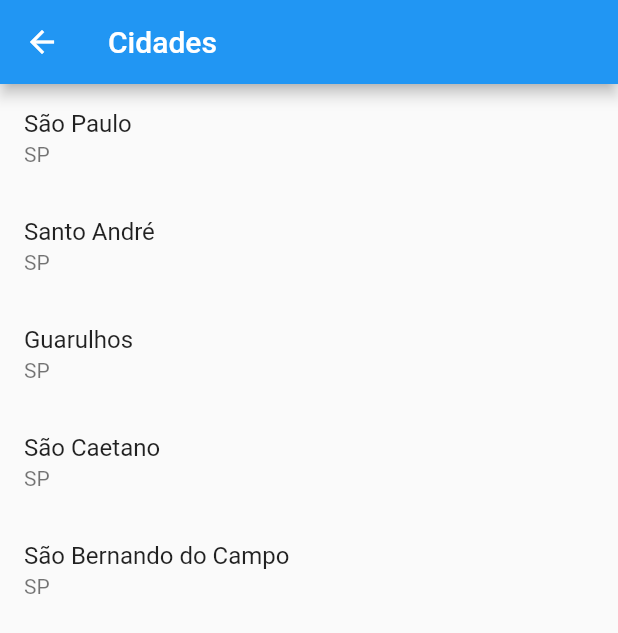
After one commit to jdaibello/academia-do-flutter-modulos-flutter, a Flutter app: the CidadesPage screen opened by its route, on a phone screen of 412 x 824 dp. The commit adds this screen. Shown: the top 633 px of the screen. Run offline on Flutter 3.47's test engine with Material 2 defaults, Android fonts, the phone set to English and light mode, and no system bars; our stand-ins replace device_preview.

Commit message:
feat: add reading json file from assets

```diff
--- /dev/null
+++ b/flutter_primeiro_projeto/assets/cidades.json
@@ -0,0 +1,22 @@
+[
+  {
+    "cidade": "São Paulo",
+    "estado": "SP"
+  },
+  {
+    "cidade": "Santo André",
+    "estado": "SP"
+  },
+  {
+    "cidade": "Guarulhos",
+    "estado": "SP"
+  },
+  {
+    "cidade": "São Caetano",
+    "estado": "SP"
+  },
+  {
+    "cidade": "São Bernando do Campo",
+    "estado": "SP"
+  }
+]
--- a/flutter_primeiro_projeto/lib/main.dart
+++ b/flutter_primeiro_projeto/lib/main.dart
@@ -3,6 +3,7 @@ import 'package:flutter/foundation.dart';
 import 'package:flutter/material.dart';
 import 'package:flutter_localizations/flutter_localizations.dart';
 import 'package:flutter_primeiro_projeto/pages/botoes_rotacao_texto/botoes_rotacao_texto_page.dart';
+import 'package:flutter_primeiro_projeto/pages/cidades/cidades_page.dart';
 import 'package:flutter_primeiro_projeto/pages/container/container_page.dart';
 import 'package:flutter_primeiro_projeto/pages/dialogs/dialogs_page.dart';
 import 'package:flutter_primeiro_projeto/pages/forms/forms_page.dart';
@@ -53,6 +54,7 @@ class MyApp extends StatelessWidget {
         '/dialogs': (_) => const DialogsPage(),
         '/snackbars': (_) => const SnackbarPage(),
         '/forms': (_) => const FormsPage(),
+        '/cidades': (_) => const CidadesPage(),
       },
     );
   }
--- /dev/null
+++ b/flutter_primeiro_projeto/lib/pages/cidades/cidades_page.dart
@@ -0,0 +1,49 @@
+import 'dart:convert';
+
+import 'package:flutter/material.dart';
+import 'package:flutter/services.dart';
+import 'package:flutter_primeiro_projeto/pages/cidades/model/cidade.dart';
+
+class CidadesPage extends StatefulWidget {
+  const CidadesPage({Key? key}) : super(key: key);
+
+  @override
+  _CidadesPageState createState() => _CidadesPageState();
+}
+
+class _CidadesPageState extends State<CidadesPage> {
+  var cidades = <Cidade>[];
+
+  @override
+  void initState() {
+    super.initState();
+    _loadCities();
+  }
+
+  Future<void> _loadCities() async {
+    final cidadesJson = await rootBundle.loadString('assets/cidades.json');
+    setState(() {
+      var cidadeList = jsonDecode(cidadesJson);
+      cidades = cidadeList.map<Cidade>((city) => Cidade.fromMap(city)).toList();
+    });
+  }
+
+  @override
+  Widget build(BuildContext context) {
+    return Scaffold(
+      appBar: AppBar(
+        title: const Text('Cidades'),
+      ),
+      body: ListView.builder(
+        itemCount: cidades.length,
+        itemBuilder: (context, index) {
+          var cidade = cidades[index];
+          return ListTile(
+            title: Text(cidade.cidade),
+            subtitle: Text(cidade.estado),
+          );
+        },
+      ),
+    );
+  }
+}
--- /dev/null
+++ b/flutter_primeiro_projeto/lib/pages/cidades/model/cidade.dart
@@ -0,0 +1,29 @@
+import 'dart:convert';
+
+class Cidade {
+  final String cidade;
+  final String estado;
+
+  Cidade({
+    required this.cidade,
+    required this.estado,
+  });
+
+  Map<String, dynamic> toMap() {
+    return {
+      'cidade': cidade,
+      'estado': estado,
+    };
+  }
+
+  factory Cidade.fromMap(Map<String, dynamic> map) {
+    return Cidade(
+      cidade: map['cidade'],
+      estado: map['estado'],
+    );
+  }
+
+  String toJson() => json.encode(toMap());
+
+  factory Cidade.fromJson(String source) => Cidade.fromMap(json.decode(source));
+}
--- a/flutter_primeiro_projeto/lib/pages/home/home_page.dart
+++ b/flutter_primeiro_projeto/lib/pages/home/home_page.dart
@@ -11,6 +11,7 @@ enum PopupMenuPages {
   dialogs,
   snackbars,
   forms,
+  cidades,
 }
 
 class HomePage extends StatelessWidget {
@@ -58,6 +59,9 @@ class HomePage extends StatelessWidget {
                 case PopupMenuPages.forms:
                   Navigator.of(context).pushNamed('/forms');
                   break;
+                case PopupMenuPages.cidades:
+                  Navigator.of(context).pushNamed('/cidades');
+                  break;
               }
             },
             itemBuilder: (BuildContext context) {
@@ -102,6 +106,10 @@ class HomePage extends StatelessWidget {
                   value: PopupMenuPages.forms,
                   child: Text('Forms'),
                 ),
+                const PopupMenuItem<PopupMenuPages>(
+                  value: PopupMenuPages.cidades,
+                  child: Text('Cidades'),
+                ),
               ];
             },
           ),
--- a/flutter_primeiro_projeto/pubspec.yaml
+++ b/flutter_primeiro_projeto/pubspec.yaml
@@ -64,7 +64,8 @@ flutter:
   uses-material-design: true
 
   # To add assets to your application, add an assets section, like this:
-  # assets:
+  assets:
+    - assets/cidades.json
   #   - images/a_dot_burr.jpeg
   #   - images/a_dot_ham.jpeg
 
```
